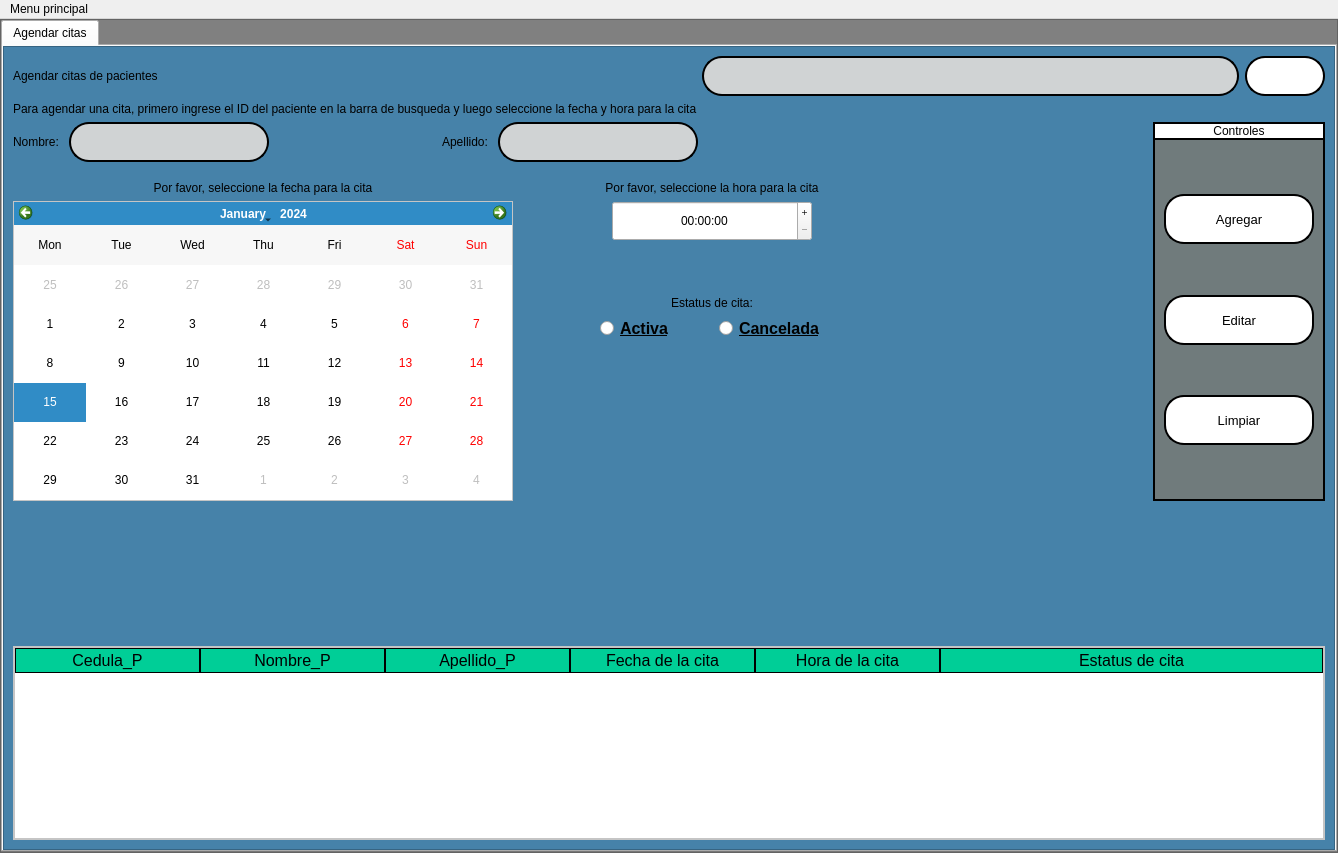
Above: interfaces/citas.ui from Reinaldito04/App-Consultas-y-Historias-Medicas before the change. Below: the same form after it.
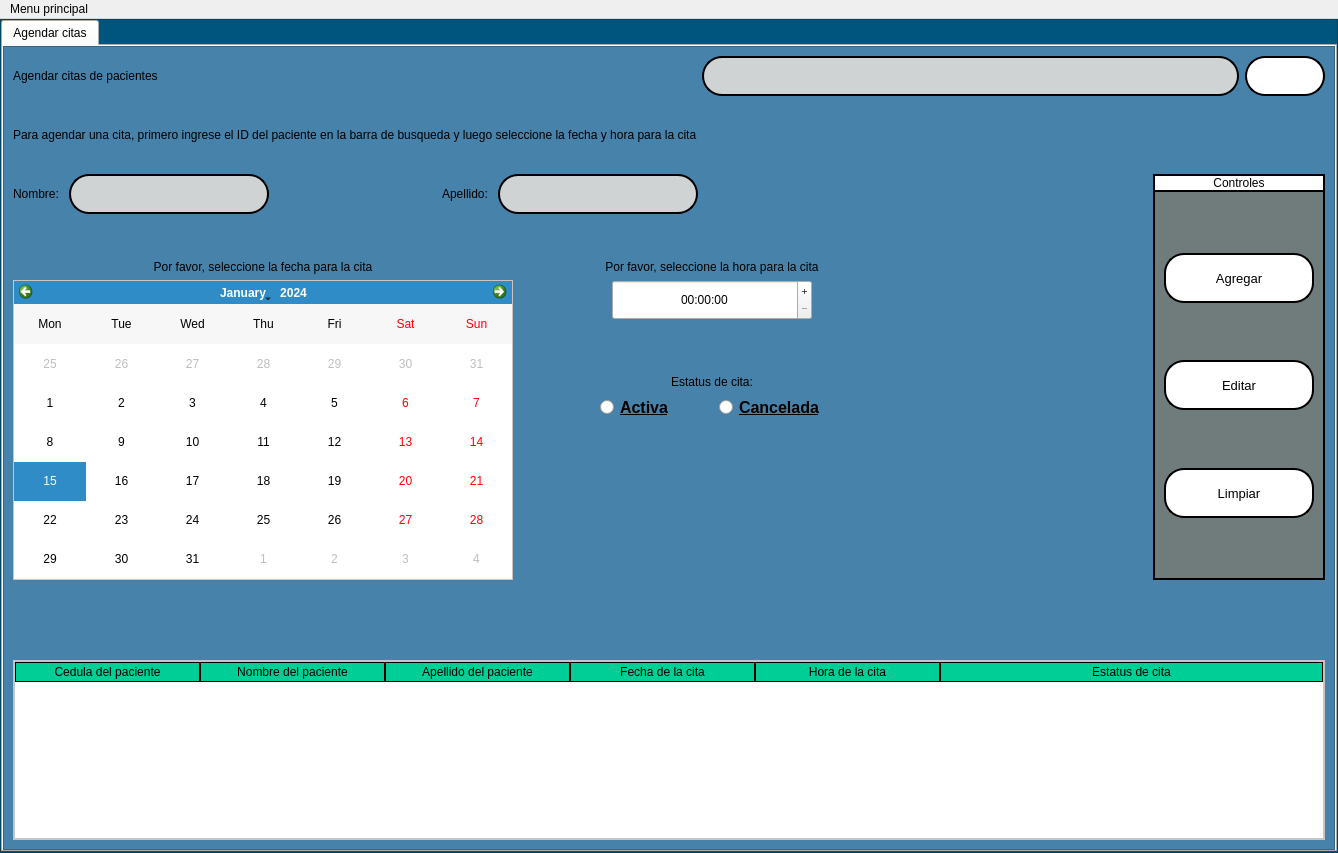
That is the form after the change. Icons and pictures are not drawn.

The edit to the form file:
```diff
--- a/interfaces/citas.ui
+++ b/interfaces/citas.ui
@@ -34,7 +34,8 @@
      <widget class="QFrame" name="frame">
       <property name="styleSheet">
        <string notr="true">QFrame{
-background-color:gray;
+background-color:rgb(0, 85, 127);
+
 }</string>
       </property>
       <property name="frameShape">
@@ -89,7 +90,7 @@
              <property name="styleSheet">
               <string notr="true">QFrame{
 background-color:rgb(70, 130, 169);
-	font: 12pt &quot;Microsoft Sans Serif&quot;;
+	font: 14pt &quot;Microsoft Sans Serif&quot;;
 }
 QTableWidget{
 color:rgb(0,0,0);
@@ -99,7 +100,7 @@
 QHeaderView::section{
 background-color:rgb(0,206,151);
 border:1px solid rgb(0,0,0);
-font-size:12pt;
+	font: 12pt &quot;Microsoft Sans Serif&quot;;
 }
 QTbaleWidget QTableCornerButton::section{
 background-color:rgb(0,0,0);
@@ -109,7 +110,7 @@
 border:2px solid rgb(0,0,0);
 border-radius:20px;
 background-color:#D0D3D4;
-	font: 12pt &quot;Microsoft Sans Serif&quot;;
+font: 12pt &quot;Microsoft Sans Serif&quot;;
 }
 QPushButton{
 border-radius:20px;
@@ -193,6 +194,19 @@
                 </item>
                </layout>
               </item>
+              <item>
+               <spacer name="verticalSpacer_4">
+                <property name="orientation">
+                 <enum>Qt::Vertical</enum>
+                </property>
+                <property name="sizeHint" stdset="0">
+                 <size>
+                  <width>20</width>
+                  <height>40</height>
+                 </size>
+                </property>
+               </spacer>
+              </item>
               <item>
                <widget class="QLabel" name="label_5">
                 <property name="text">
@@ -200,6 +214,19 @@
                 </property>
                </widget>
               </item>
+              <item>
+               <spacer name="verticalSpacer_5">
+                <property name="orientation">
+                 <enum>Qt::Vertical</enum>
+                </property>
+                <property name="sizeHint" stdset="0">
+                 <size>
+                  <width>20</width>
+                  <height>40</height>
+                 </size>
+                </property>
+               </spacer>
+              </item>
               <item>
                <layout class="QHBoxLayout" name="horizontalLayout_8">
                 <item>
@@ -313,6 +340,19 @@
                     </property>
                    </spacer>
                   </item>
+                  <item>
+                   <spacer name="verticalSpacer_10">
+                    <property name="orientation">
+                     <enum>Qt::Vertical</enum>
+                    </property>
+                    <property name="sizeHint" stdset="0">
+                     <size>
+                      <width>20</width>
+                      <height>40</height>
+                     </size>
+                    </property>
+                   </spacer>
+                  </item>
                   <item>
                    <layout class="QHBoxLayout" name="horizontalLayout_5">
                     <item>
@@ -897,17 +937,17 @@
                    </attribute>
                    <column>
                     <property name="text">
-                     <string>Cedula_P</string>
+                     <string>Cedula del paciente</string>
                     </property>
                    </column>
                    <column>
                     <property name="text">
-                     <string>Nombre_P</string>
+                     <string>Nombre del paciente</string>
                     </property>
                    </column>
                    <column>
                     <property name="text">
-                     <string>Apellido_P</string>
+                     <string>Apellido del paciente</string>
                     </property>
                    </column>
                    <column>
```
